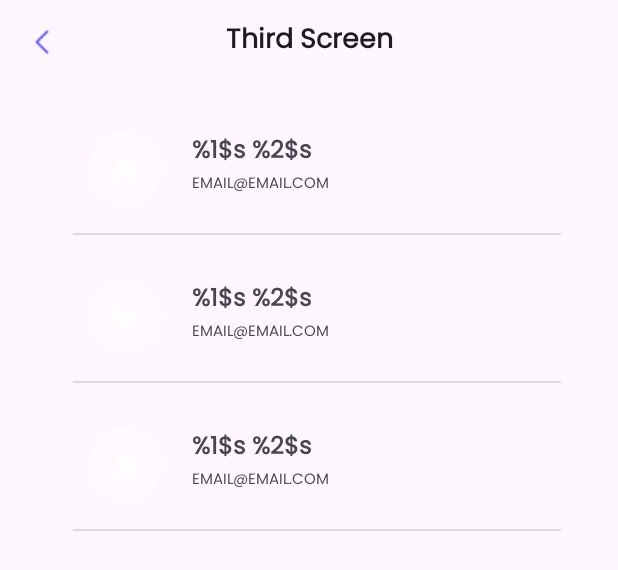
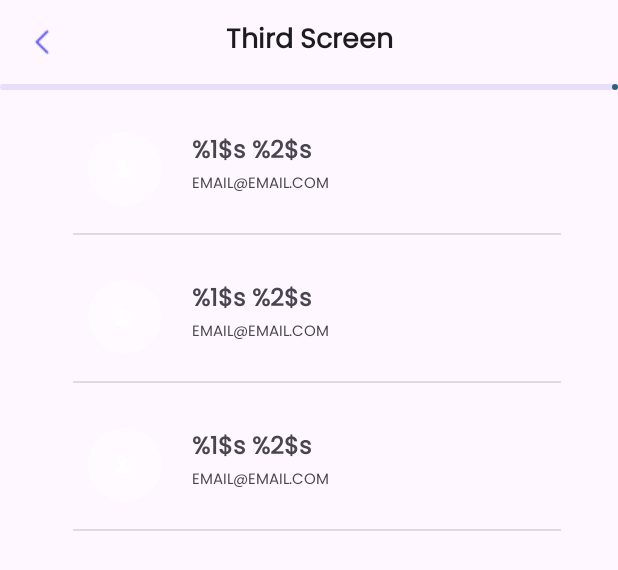
Before and after one commit to keeptrain/mobile-test-msib7, an Android app: the layout activity_third.xml on its own in the app's theme, with its tools: preview values and no code run, on a phone screen of 412 x 824 dp. Shown: the top 570 px of the screen. Run offline under Robolectric (Android 15) with nearby library versions, the phone set to English and light mode, and no system bars.

```diff
--- a/app/src/main/res/layout/activity_third.xml
+++ b/app/src/main/res/layout/activity_third.xml
@@ -44,4 +44,23 @@
 
     </androidx.swiperefreshlayout.widget.SwipeRefreshLayout>
 
+    <com.google.android.material.progressindicator.LinearProgressIndicator
+        android:id="@+id/progressIndicator"
+        android:layout_width="match_parent"
+        android:layout_height="wrap_content"
+        android:visibility="visible"
+        app:layout_constraintTop_toBottomOf="@id/topAppBarLayout"
+        app:layout_constraintEnd_toEndOf="parent"
+        app:layout_constraintStart_toStartOf="parent"/>
+
+    <ProgressBar
+        android:id="@+id/progress_bar"
+        android:layout_width="wrap_content"
+        android:layout_height="wrap_content"
+        android:visibility="gone"
+        app:layout_constraintTop_toTopOf="parent"
+        app:layout_constraintBottom_toBottomOf="parent"
+        app:layout_constraintStart_toStartOf="parent"
+        app:layout_constraintEnd_toEndOf="parent" />
+
 </androidx.constraintlayout.widget.ConstraintLayout>
--- a/app/src/main/res/values/strings.xml
+++ b/app/src/main/res/values/strings.xml
@@ -21,4 +21,6 @@
 
     <string name="firstLastName">%1$s %2$s</string>
     <string name="email">EMAIL@EMAIL.COM</string>
+    <string name="emptyStateMessage">Data is empty</string>
+
 </resources>
```
Also changed, not shown: app/src/main/java/com/test/km/data/ResultState.kt (added, +7 -0 lines), app/src/main/java/com/test/km/data/UsersPagingSource.kt (+4 -1 lines), app/src/main/java/com/test/km/data/UsersRepository.kt (+32 -1 lines), app/src/main/java/com/test/km/data/api/ApiService.kt (+0 -1 lines), app/src/main/java/com/test/km/di/Injection.kt (+1 -3 lines), app/src/main/java/com/test/km/ui/ViewModelFactory.kt (added, +31 -0 lines), app/src/main/java/com/test/km/ui/firstscreen/MainActivity.kt (+3 -7 lines), app/src/main/java/com/test/km/ui/thirdscreen/ThirdActivity.kt (+51 -15 lines), app/src/main/java/com/test/km/ui/thirdscreen/ThirdViewModel.kt (+2 -24 lines).
